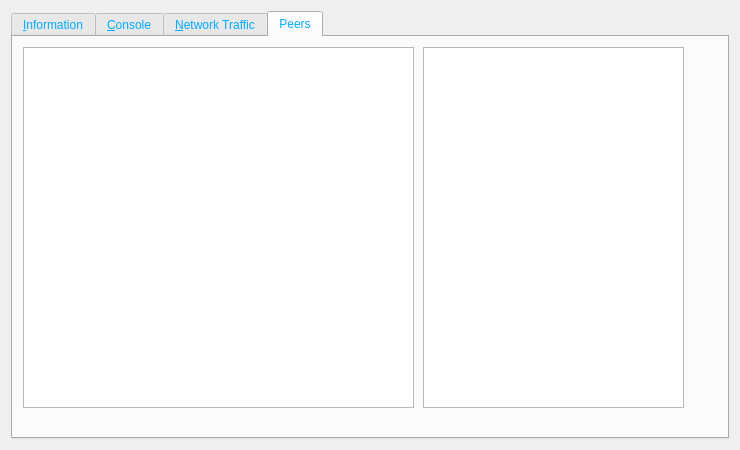
This is src/qt/forms/rpcconsole.ui in FromHDDtoSSD/SorachanCoin-qt as Qt 5 draws it before an edit. The edited form follows.
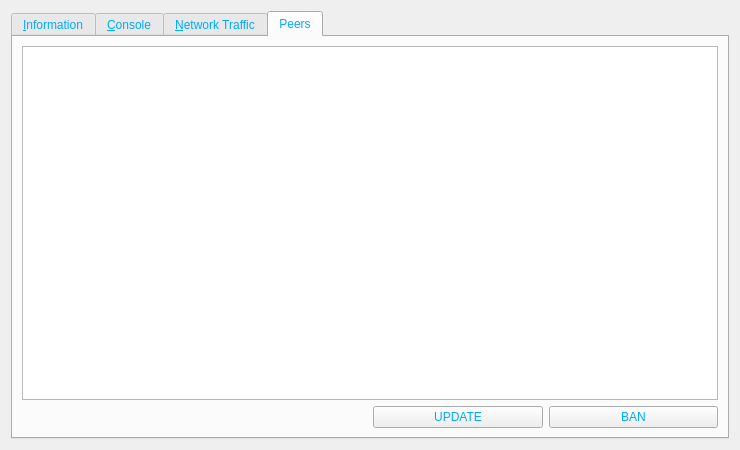
This is the edited form. Icons and pictures are not drawn. Custom widgets are drawn as their Qt base class.

What changed in the file:
```diff
--- a/src/qt/forms/rpcconsole.ui
+++ b/src/qt/forms/rpcconsole.ui
@@ -933,26 +933,59 @@
       <attribute name="title">
        <string>Peers</string>
       </attribute>
-      <widget class="QListView" name="peerslist">
-       <property name="geometry">
-        <rect>
-         <x>10</x>
-         <y>10</y>
-         <width>391</width>
-         <height>361</height>
-        </rect>
-       </property>
-      </widget>
-      <widget class="QListWidget" name="bansListView">
-       <property name="geometry">
-        <rect>
-         <x>410</x>
-         <y>10</y>
-         <width>261</width>
-         <height>361</height>
-        </rect>
-       </property>
-      </widget>
+      <layout class="QVBoxLayout" name="verticalLayout_6">
+       <item>
+        <widget class="QTextEdit" name="peersMessagesWidget">
+         <property name="minimumSize">
+          <size>
+           <width>0</width>
+           <height>100</height>
+          </size>
+         </property>
+         <property name="readOnly">
+          <bool>true</bool>
+         </property>
+         <property name="tabKeyNavigation" stdset="0">
+          <bool>false</bool>
+         </property>
+         <property name="columnCount" stdset="0">
+          <number>2</number>
+         </property>
+        </widget>
+       </item>
+       <item>
+        <layout class="QHBoxLayout" name="horizontalLayout_6">
+         <item>
+          <widget class="QLabel" name="__peersLabel">
+           <property name="text">
+            <string/>
+           </property>
+          </widget>
+         </item>
+         <item>
+          <widget class="QLabel" name="__peersLabel2">
+           <property name="text">
+            <string/>
+           </property>
+          </widget>
+         </item>
+         <item>
+          <widget class="QPushButton" name="updatePushButton">
+           <property name="text">
+            <string>UPDATE</string>
+           </property>
+          </widget>
+         </item>
+         <item>
+          <widget class="QPushButton" name="banPushButton">
+           <property name="text">
+            <string>BAN</string>
+           </property>
+          </widget>
+         </item>
+        </layout>
+       </item>
+      </layout>
      </widget>
     </widget>
    </item>
```
